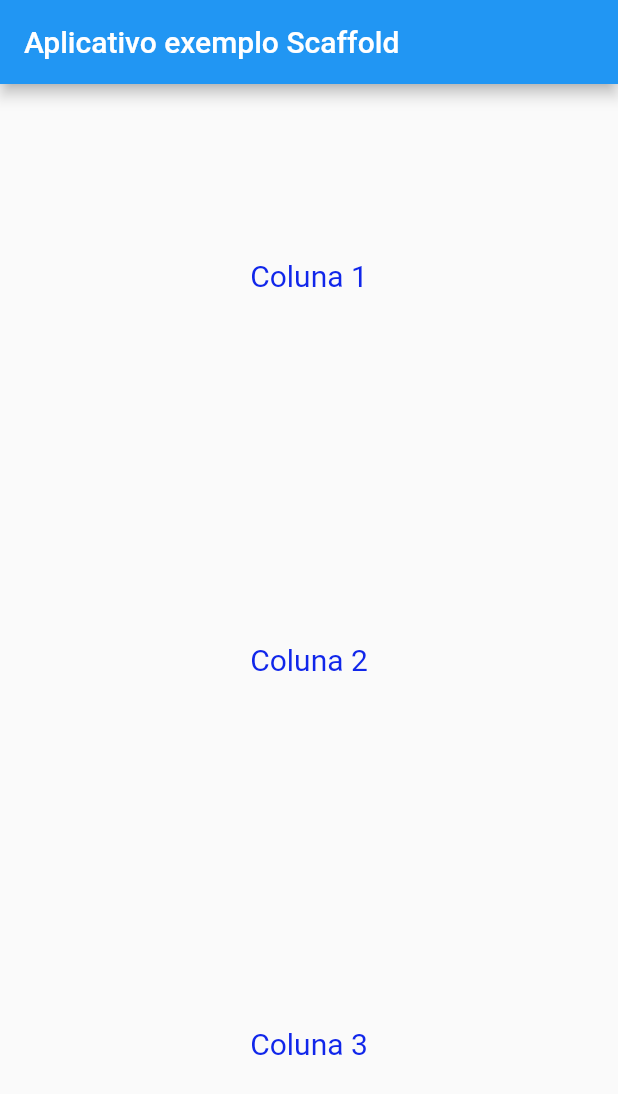
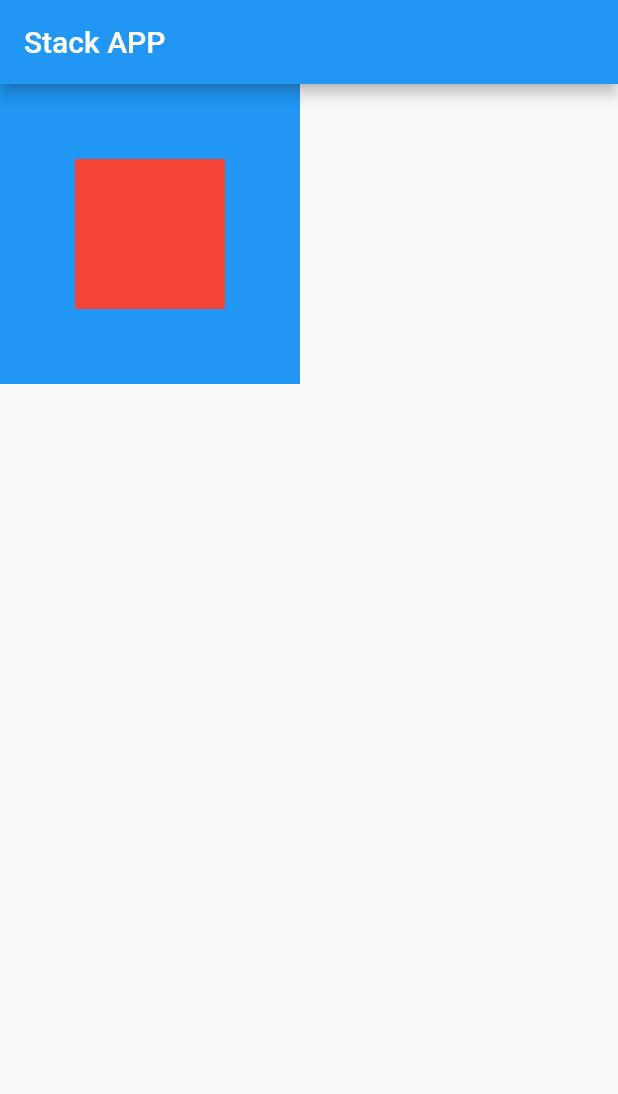
Before and after one commit to lucasantoniodev/Aprendendo_flutter_com_daves, a Flutter app: the screen it shows after launch, on a phone screen of 412 x 824 dp. Shown: the top 1094 px of the screen. Run offline on Flutter 3.47's test engine with Material 2 defaults, Android fonts, the phone set to English and light mode, and no system bars.

Commit message:
Usando Stack para sobrepor containers

```diff
--- a/lib/main.dart
+++ b/lib/main.dart
@@ -4,50 +4,35 @@ void main() {
   runApp(const MyApp());
 }
 
-class MyApp extends StatefulWidget {
+class MyApp extends StatelessWidget {
   const MyApp({Key? key}) : super(key: key);
 
-  @override
-  State<MyApp> createState() => _MyAppState();
-}
-
-class _MyAppState extends State<MyApp> {
   @override
   Widget build(BuildContext context) {
     return MaterialApp(
       home: Scaffold(
         appBar: AppBar(
-          title: const Text('Aplicativo exemplo Scaffold'),
+          title: const Text('Stack APP'),
         ),
-        // Items na mesma linha Horizontal (conteudo, conteudo)
-        body: Column(
-          mainAxisAlignment: MainAxisAlignment.spaceAround,
-          children: const [
-            Center(
-              child: Text(
-                'Coluna 1',
-                style: TextStyle(
-                  color: Color.fromARGB(255, 16, 38, 234),
-                  fontSize: 20,
-                ),
-              ),
+        body: Stack(
+          // fit: StackFit.expand,
+          // alignment: AlignmentDirectional.center, // Alinhar o primeiro em relação ao segundo
+          children: [
+            Container(
+              width: 200,
+              height: 200,
+              color: Colors.blue,
             ),
-            Center(
-              child: Text(
-                'Coluna 2',
-                style: TextStyle(
-                  color: Color.fromARGB(255, 16, 38, 234),
-                  fontSize: 20,
-                ),
-              ),
-            ),
-            Center(
-              child: Text(
-                'Coluna 3',
-                style: TextStyle(
-                  color: Color.fromARGB(255, 16, 38, 234),
-                  fontSize: 20,
-                ),
+            Positioned(
+              // top: 20,
+              // left: 20,
+              // right: -30,
+              left: 50,
+              top: 50,
+              child: Container(
+                width: 100,
+                height: 100,
+                color: Colors.red,
               ),
             ),
           ],
```
